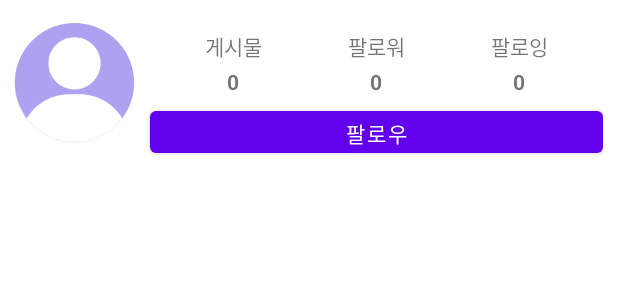
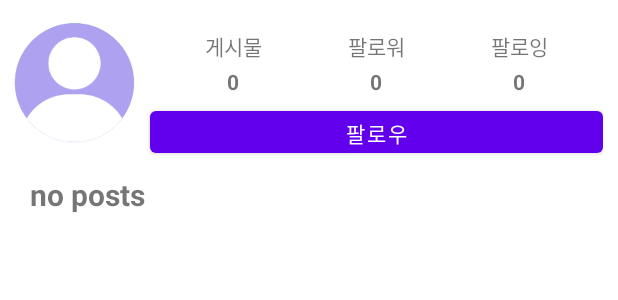
Before and after one commit to rlathf815/-, an Android app: the layout fragment_profile.xml on its own in the app's theme, with its tools: preview values and no code run, on a phone screen of 412 x 824 dp. Shown: the top 300 px of the screen. Run offline under Robolectric (Android 15) with nearby library versions, the phone set to English and light mode, and no system bars.

Commit message:
post - explain

```diff
--- a/Firebase/app/src/main/AndroidManifest.xml
+++ b/Firebase/app/src/main/AndroidManifest.xml
@@ -5,8 +5,6 @@
     <uses-permission android:name="android.permission.WRITE_EXTERNAL_STORAGE" />
     <uses-permission android:name="android.permission.READ_EXTERNAL_STORAGE" />
     <uses-permission android:name="android.permission.CAMERA" />
-    <uses-permission android:name="android.permission.INTERNET"/>
-
     <application
         android:allowBackup="true"
         android:icon="@mipmap/ic_launcher"
@@ -14,6 +12,9 @@
         android:roundIcon="@mipmap/ic_launcher_round"
         android:supportsRtl="true"
         android:theme="@style/Theme.Firebase"
+        android:requestLegacyExternalStorage="true"
+
+
         android:usesCleartextTraffic="true">
         <activity
             android:name=".PostActivity"
--- a/Firebase/app/src/main/java/com/example/firebase/MainActivity.kt
+++ b/Firebase/app/src/main/java/com/example/firebase/MainActivity.kt
@@ -99,9 +99,10 @@ class MainActivity : AppCompatActivity(){
                     val bundle = Bundle()
                     bundle.putString("destinationUID", uid)
                     profileFragment.arguments = bundle
+                    System.out.println("~~~~~~~~~~~~~~~~~~~~~~~~~~~~~~~~~~~ uid(Main)= " + uid)
 
                     supportFragmentManager.beginTransaction()
-                        .replace(R.id.main_content, ProfileFragment())
+                        .replace(R.id.main_content, profileFragment)
                         .commit()
                     true
                 }
--- a/Firebase/app/src/main/res/layout/fragment_profile.xml
+++ b/Firebase/app/src/main/res/layout/fragment_profile.xml
@@ -19,7 +19,7 @@
             android:layout_width="100dp"
             android:layout_height="100dp"
             android:contentDescription="@string/profile"
-            tools:src="@drawable/ic_profileimage"
+            android:src="@drawable/ic_profileimage"
             android:layout_alignParentLeft="true" />
         <Button
             android:id="@+id/account_btn_follow_signout"
@@ -98,8 +98,12 @@
             </LinearLayout>
         </LinearLayout>
     </RelativeLayout>
-    <androidx.recyclerview.widget.RecyclerView
-        android:id="@+id/account_recyclerview"
-        android:layout_width="match_parent"
-        android:layout_height="match_parent" />
+    <TextView
+        android:id="@+id/post"
+        android:layout_width="wrap_content"
+        android:layout_height="wrap_content"
+        android:text="@string/no_posts"
+        android:layout_marginStart="20dp"
+        android:textSize="20sp"
+        android:textStyle="bold" />
 </LinearLayout>
--- a/Firebase/app/src/main/res/values/strings.xml
+++ b/Firebase/app/src/main/res/values/strings.xml
@@ -16,4 +16,5 @@
 
     <string name="hello_first_fragment">Hello first fragment</string>
     <string name="hello_second_fragment">Hello second fragment. Arg: %1$s</string>
+    <string name="no_posts">no posts</string>
 </resources>
```
Also changed, not shown: Firebase/app/build.gradle (+10 -10 lines), Firebase/app/src/main/java/com/example/firebase/navigation/ProfileFragment.kt (+130 -80 lines).
